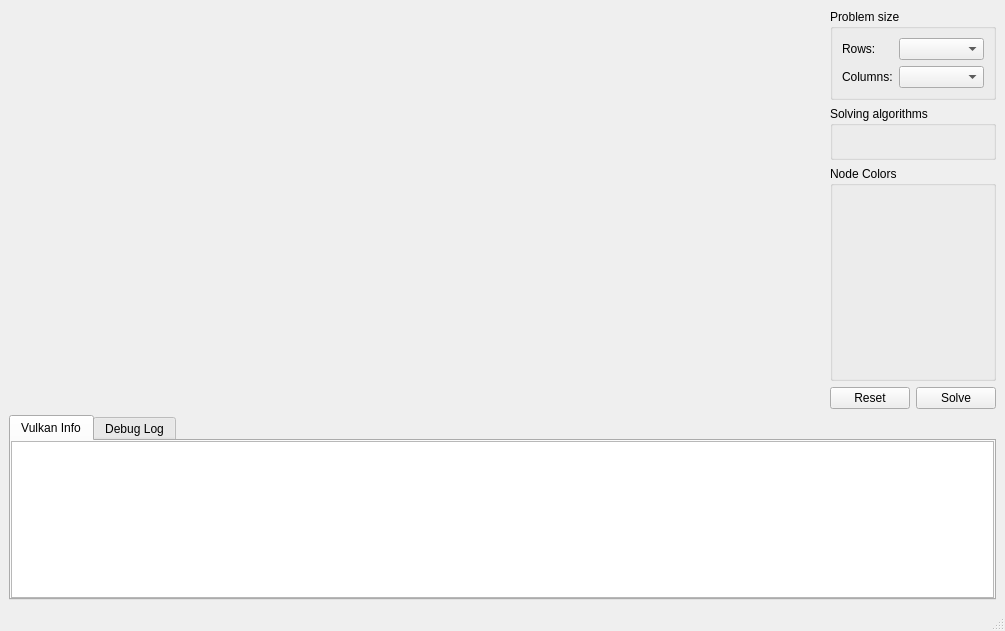
Before: the Qt Designer form src/mainwindow.ui in seonghyun2457/QtVulkanPathFinder, drawn with Qt 5.
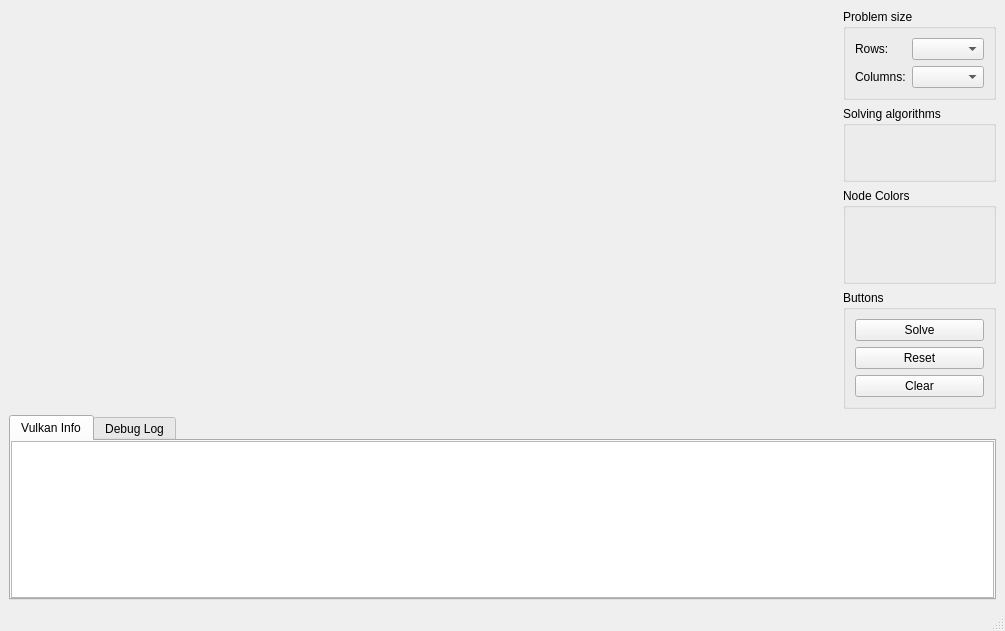
After: the same form once the commit is applied. Custom widgets are drawn as their Qt base class.

Commit message: add Clear button

Patch:
```diff
--- a/src/mainwindow.ui
+++ b/src/mainwindow.ui
@@ -31,7 +31,7 @@
        </widget>
       </item>
       <item>
-       <layout class="QVBoxLayout" name="verticalLayout" stretch="2,2,8,2">
+       <layout class="QVBoxLayout" name="verticalLayout" stretch="3,4,5,3">
         <item>
          <widget class="QGroupBox" name="gbTspSize">
           <property name="title">
@@ -77,22 +77,52 @@
          </widget>
         </item>
         <item>
-         <layout class="QHBoxLayout" name="horizontalLayout">
-          <item>
-           <widget class="QPushButton" name="btnReset">
-            <property name="text">
-             <string>Reset</string>
-            </property>
-           </widget>
-          </item>
+         <widget class="QGroupBox" name="groupBox">
+          <property name="title">
+           <string>Buttons</string>
+          </property>
+          <layout class="QVBoxLayout" name="verticalLayout_3">
           <item>
            <widget class="QPushButton" name="btnSolve">
             <property name="text">
              <string>Solve</string>
             </property>
+             <property name="iconSize">
+              <size>
+               <width>14</width>
+               <height>14</height>
+              </size>
+             </property>
+            </widget>
+           </item>
+           <item>
+            <widget class="QPushButton" name="btnReset">
+             <property name="text">
+              <string>Reset</string>
+             </property>
+             <property name="iconSize">
+              <size>
+               <width>14</width>
+               <height>14</height>
+              </size>
+             </property>
+            </widget>
+           </item>
+           <item>
+            <widget class="QPushButton" name="btnClear">
+             <property name="text">
+              <string>Clear</string>
+             </property>
+             <property name="iconSize">
+              <size>
+               <width>14</width>
+               <height>14</height>
+              </size>
+             </property>
            </widget>
           </item>
          </layout>
+         </widget>
         </item>
        </layout>
       </item>
```
Lines whose indentation alone changed are shown as unchanged. The commit also changes 4 other files.
